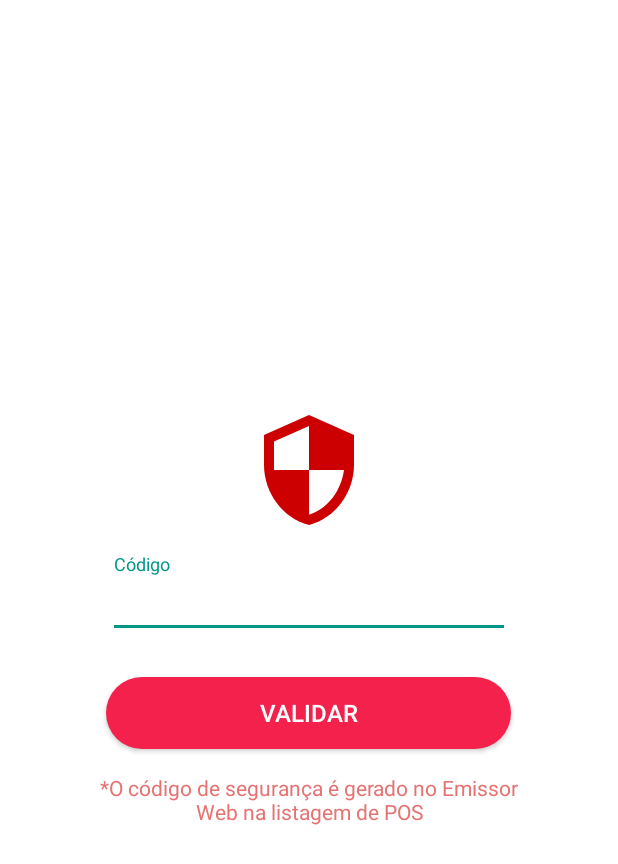
After one commit to KmkzD3ev/Emissor-fracionado, an Android app: the Seguranca screen opened directly, with no data from a screen before it, on a phone screen of 412 x 824 dp. The commit adds this screen. Shown: the top 864 px of the screen. Run offline under Robolectric (Android 15) with nearby library versions, the phone set to English and light mode, and no system bars.

Commit message:
Primeiro Commit

```diff
--- a/app/build.gradle
+++ b/app/build.gradle
@@ -19,8 +19,8 @@ android {
         applicationId "br.com.zenitech.emissorweb"
         minSdkVersion 21
         targetSdkVersion 30
-        versionCode 44
-        versionName '3.4.4'
+        versionCode 45
+        versionName '3.4.5'
         testInstrumentationRunner "androidx.test.runner.AndroidJUnitRunner"
         vectorDrawables.useSupportLibrary = true
         signingConfig signingConfigs.config
--- a/app/src/main/AndroidManifest.xml
+++ b/app/src/main/AndroidManifest.xml
@@ -49,6 +49,11 @@
         tools:ignore="AllowBackup,GoogleAppIndexingWarning"
         tools:replace="allowBackup"
         tools:targetApi="q">
+        <activity android:name=".Seguranca"
+            android:configChanges="keyboardHidden|orientation|screenSize"
+            android:label="Segurança"
+            android:screenOrientation="fullSensor"
+            android:theme="@style/AppTheme.NoActionBar"/>
         <activity
             android:name=".EditarPedido"
             android:configChanges="keyboardHidden|orientation|screenSize"
--- a/app/src/main/java/br/com/zenitech/emissorweb/Configuracoes.java
+++ b/app/src/main/java/br/com/zenitech/emissorweb/Configuracoes.java
@@ -11,12 +11,12 @@ import static stone.environment.Environment.SANDBOX;
 public class Configuracoes {
 
     // FALSE PARA DEFINIR PRODUÇÃO
-    final boolean ambinteTeste = true;
+    final boolean ambinteTeste = false;
 
     // INFORMA SE O APARELHO UTILIZADO É UM POS
     // SEMPRE RETORNAR FALSE CONFORME FOR GERADO O BUILD PARA PLAYSTORE
     public boolean GetDevice() {
-        return true;
+        return false;
     }
 
     // RETORNASE O AMBIENTE É DE PRODUÇÃO OU DE TESTE
--- a/app/src/main/java/br/com/zenitech/emissorweb/FormPedidos.java
+++ b/app/src/main/java/br/com/zenitech/emissorweb/FormPedidos.java
@@ -858,6 +858,10 @@ public class FormPedidos extends AppCompatActivity implements AdapterView.OnItem
             finish();
         } else {
             Toast.makeText(getBaseContext(), "Encontramos um problema com esse pedido. Precisa refazer!", Toast.LENGTH_SHORT).show();
+
+            //Intent i = new Intent(getBaseContext(), Principal.class);
+            //startActivity(i);
+            //finish();
         }
     }
 
--- /dev/null
+++ b/app/src/main/java/br/com/zenitech/emissorweb/Seguranca.java
@@ -0,0 +1,111 @@
+package br.com.zenitech.emissorweb;
+
+import androidx.annotation.NonNull;
+import androidx.appcompat.app.AppCompatActivity;
+import androidx.appcompat.widget.LinearLayoutCompat;
+
+import android.content.Context;
+import android.content.Intent;
+import android.content.SharedPreferences;
+import android.os.Bundle;
+import android.os.Handler;
+import android.util.Log;
+import android.view.View;
+import android.view.inputmethod.InputMethodManager;
+import android.widget.EditText;
+import android.widget.Toast;
+
+import java.util.Objects;
+
+import br.com.zenitech.emissorweb.domains.SegurancaDomain;
+import br.com.zenitech.emissorweb.domains.Sincronizador;
+import br.com.zenitech.emissorweb.interfaces.ISeguranca;
+import retrofit2.Call;
+import retrofit2.Callback;
+import retrofit2.Response;
+
+public class Seguranca extends AppCompatActivity {
+    Context context;
+    private SharedPreferences prefs;
+    private EditText codigo;
+    private LinearLayoutCompat llCarregandoCodigo, llErroCodigo;
+
+    @Override
+    protected void onCreate(Bundle savedInstanceState) {
+        super.onCreate(savedInstanceState);
+        setContentView(R.layout.activity_seguranca);
+
+        //
+        context = this;
+        prefs = getSharedPreferences("preferencias", MODE_PRIVATE);
+
+        codigo = findViewById(R.id.codigo);
+        llCarregandoCodigo = findViewById(R.id.llCarregandoCodigo);
+        llErroCodigo = findViewById(R.id.llErroCodigo);
+
+        findViewById(R.id.btnConfirmarCodigo).setOnClickListener(v -> {
+            // ESCONDE O TECLADO
+            try {
+                InputMethodManager imm = (InputMethodManager) getSystemService(INPUT_METHOD_SERVICE);
+                Objects.requireNonNull(imm).hideSoftInputFromWindow(Objects.requireNonNull(getCurrentFocus()).getWindowToken(), 0);
+            } catch (Exception e) {
+                //Log.d(TAG, Objects.requireNonNull(e.getMessage()));
+            }
+
+            llCarregandoCodigo.setVisibility(View.VISIBLE);
+            validarCodigo();
+        });
+    }
+
+    private void validarCodigo() {
+        final ISeguranca iSeguranca = ISeguranca.retrofit.create(ISeguranca.class);
+
+        final Call<SegurancaDomain> call = iSeguranca.validarCodigo(
+                "seguranca",
+                prefs.getString("serial_app", "000000000"),
+                codigo.getText().toString());
+
+        call.enqueue(new Callback<SegurancaDomain>() {
+            @Override
+            public void onResponse(@NonNull Call<SegurancaDomain> call, @NonNull Response<SegurancaDomain> response) {
+
+                //
+                final SegurancaDomain seguranca = response.body();
+
+                if (Objects.requireNonNull(seguranca).getErro().equalsIgnoreCase("ok")) {
+                    Intent i;
+                    Configuracoes configuracoes = new Configuracoes();
+                    if (configuracoes.GetDevice())
+                        i = new Intent(context, CancelarPagamentoCartaoPOS.class);
+                    else
+                        i = new Intent(context, CancelarPagamentoCartao.class);
+
+                    i.addFlags(Intent.FLAG_ACTIVITY_CLEAR_TOP | Intent.FLAG_ACTIVITY_CLEAR_TASK);
+                    startActivity(i);
+
+                    finish();
+                } else {
+
+                    llCarregandoCodigo.setVisibility(View.GONE);
+                    llErroCodigo.setVisibility(View.VISIBLE);
+                    avancar();
+                }
+            }
+
+            @Override
+            public void onFailure(@NonNull Call<SegurancaDomain> call, @NonNull Throwable t) {
+                llCarregandoCodigo.setVisibility(View.GONE);
+                llErroCodigo.setVisibility(View.VISIBLE);
+
+                avancar();
+            }
+        });
+    }
+
+    private void avancar() {
+        new Handler().postDelayed(() -> {
+            llCarregandoCodigo.setVisibility(View.GONE);
+            llErroCodigo.setVisibility(View.GONE);
+        }, 3000);
+    }
+}
--- /dev/null
+++ b/app/src/main/java/br/com/zenitech/emissorweb/interfaces/ISeguranca.java
@@ -0,0 +1,27 @@
+package br.com.zenitech.emissorweb.interfaces;
+
+import br.com.zenitech.emissorweb.Configuracoes;
+import br.com.zenitech.emissorweb.domains.SegurancaDomain;
+import br.com.zenitech.emissorweb.domains.Sincronizador;
+import retrofit2.Call;
+import retrofit2.Retrofit;
+import retrofit2.converter.gson.GsonConverterFactory;
+import retrofit2.http.Field;
+import retrofit2.http.FormUrlEncoded;
+import retrofit2.http.POST;
+
+public interface ISeguranca {
+
+    //SINCRONIZAR
+    @FormUrlEncoded
+    @POST("seguranca_app.php")
+    Call<SegurancaDomain> validarCodigo(
+            @Field("opcao") String opcao,
+            @Field("serial") String serial,
+            @Field("codigo") String codigo);
+
+    Retrofit retrofit = new Retrofit.Builder()
+            .baseUrl(String.format("%s%s", new Configuracoes().GetUrlServer(), "POSSIAC/"))
+            .addConverterFactory(GsonConverterFactory.create())
+            .build();
+}
--- /dev/null
+++ b/app/src/main/res/drawable/ic_baseline_security_24.xml
@@ -0,0 +1,10 @@
+<vector xmlns:android="http://schemas.android.com/apk/res/android"
+    android:width="24dp"
+    android:height="24dp"
+    android:viewportWidth="24"
+    android:viewportHeight="24"
+    android:tint="?attr/colorControlNormal">
+  <path
+      android:fillColor="@android:color/white"
+      android:pathData="M12,1L3,5v6c0,5.55 3.84,10.74 9,12 5.16,-1.26 9,-6.45 9,-12L21,5l-9,-4zM12,11.99h7c-0.53,4.12 -3.28,7.79 -7,8.94L12,12L5,12L5,6.3l7,-3.11v8.8z"/>
+</vector>
--- /dev/null
+++ b/app/src/main/res/layout/activity_seguranca.xml
@@ -0,0 +1,110 @@
+<?xml version="1.0" encoding="utf-8"?>
+<RelativeLayout xmlns:android="http://schemas.android.com/apk/res/android"
+    xmlns:app="http://schemas.android.com/apk/res-auto"
+    xmlns:tools="http://schemas.android.com/tools"
+    android:layout_width="match_parent"
+    android:layout_height="match_parent"
+    android:orientation="vertical"
+    tools:context=".Seguranca">
+
+    <androidx.appcompat.widget.LinearLayoutCompat
+        android:layout_width="match_parent"
+        android:layout_height="match_parent"
+        android:background="@android:color/white"
+        android:gravity="center"
+        android:orientation="vertical">
+
+        <ImageView
+            android:layout_width="80dp"
+            android:layout_height="80dp"
+            android:src="@drawable/ic_baseline_security_24"
+            app:tint="@android:color/holo_red_dark" />
+
+
+        <com.google.android.material.textfield.TextInputLayout
+            android:layout_width="300dp"
+            android:layout_height="wrap_content"
+            android:padding="16dp">
+
+            <EditText
+                android:id="@+id/codigo"
+                android:layout_width="match_parent"
+                android:layout_height="wrap_content"
+                android:hint="Código"
+                android:imeActionLabel="Validar"
+                android:imeOptions="actionSend"
+                android:inputType="phone"
+                android:maxLength="8"
+                android:maxLines="1"
+                android:textColor="@color/colorErro"
+                android:textColorHint="@color/colorErro"
+                tools:ignore="Autofill" />
+
+        </com.google.android.material.textfield.TextInputLayout>
+
+        <Button
+            android:id="@+id/btnConfirmarCodigo"
+            android:layout_width="270dp"
+            android:layout_height="wrap_content"
+            android:layout_marginTop="10dp"
+            android:background="@drawable/bg_btn_red"
+            android:focusable="true"
+            android:text="VALIDAR"
+            android:textColor="@android:color/white"
+            android:textSize="16sp"
+            tools:ignore="ButtonStyle" />
+
+        <TextView
+            android:layout_width="280dp"
+            android:layout_height="wrap_content"
+            android:layout_marginTop="16dp"
+            android:gravity="center"
+            android:text="*O código de segurança é gerado no Emissor Web na listagem de POS"
+            android:textColor="@color/colorErro" />
+    </androidx.appcompat.widget.LinearLayoutCompat>
+
+    <androidx.appcompat.widget.LinearLayoutCompat
+        android:id="@+id/llCarregandoCodigo"
+        android:layout_width="match_parent"
+        android:layout_height="match_parent"
+        android:background="@android:color/white"
+        android:gravity="center"
+        android:orientation="vertical"
+        android:visibility="gone">
+
+        <ProgressBar
+            android:layout_width="80dp"
+            android:layout_height="80dp" />
+
+        <TextView
+            android:layout_width="wrap_content"
+            android:layout_height="wrap_content"
+            android:text="Validando código..."
+            android:textSize="20sp" />
+
+    </androidx.appcompat.widget.LinearLayoutCompat>
+
+    <androidx.appcompat.widget.LinearLayoutCompat
+        android:id="@+id/llErroCodigo"
+        android:layout_width="match_parent"
+        android:layout_height="match_parent"
+        android:background="@android:color/white"
+        android:gravity="center"
+        android:orientation="vertical"
+        android:visibility="gone">
+
+        <ImageView
+            android:layout_width="80dp"
+            android:layout_height="80dp"
+            android:src="@drawable/ic_sentiment_dissatisfied"
+            app:tint="@android:color/holo_red_dark" />
+
+        <TextView
+            android:layout_width="wrap_content"
+            android:layout_height="wrap_content"
+            android:text="Código inválido"
+            android:textColor="@color/colorErro"
+            android:textSize="20sp" />
+
+    </androidx.appcompat.widget.LinearLayoutCompat>
+</RelativeLayout>
--- a/app/src/main/res/menu/activity_principal_drawer.xml
+++ b/app/src/main/res/menu/activity_principal_drawer.xml
@@ -51,7 +51,7 @@
                 android:icon="@drawable/ic_print"
                 android:title="Reimprimir Comprovante" />
             <item
-                android:visible="false"
+                android:visible="true"
                 android:id="@+id/nav_cancelar_pag"
                 android:icon="@drawable/ic_credit_card"
                 android:title="Cancelar Pagamento" />
```
Also changed, not shown: app/src/main/java/br/com/zenitech/emissorweb/Principal.java (+7 -0 lines), app/src/main/java/br/com/zenitech/emissorweb/domains/SegurancaDomain.java (added, +37 -0 lines).
